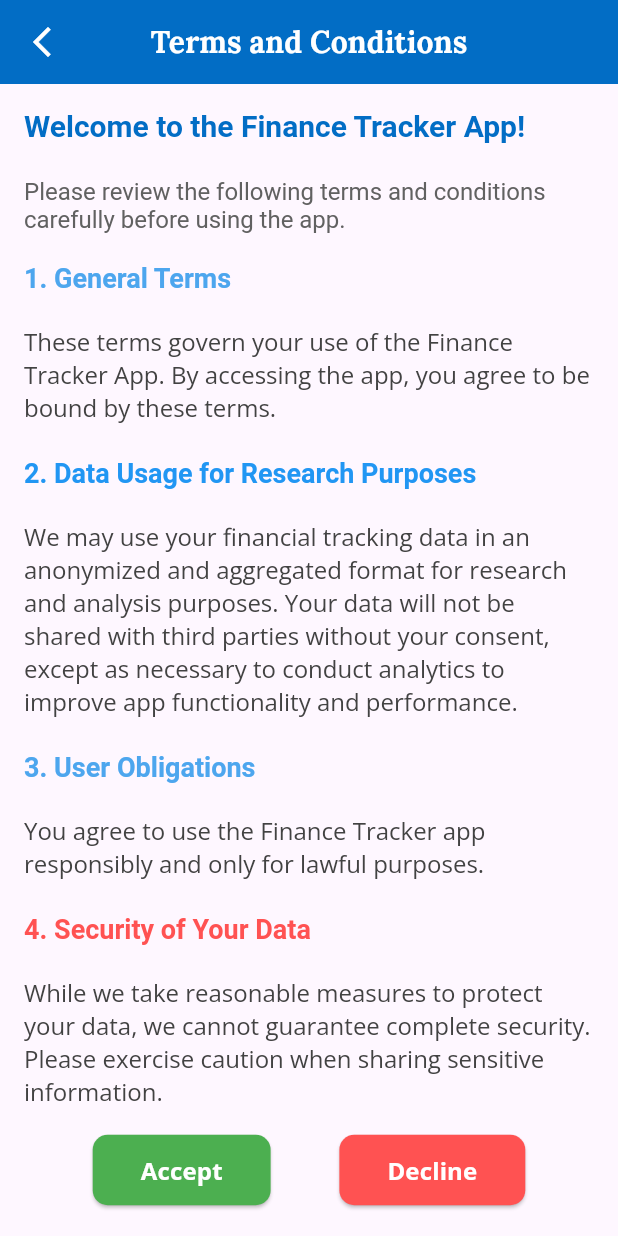
After one commit to rojanparajuli/Finance_app, a Flutter app: the TermsScreen screen opened directly, on a phone screen of 412 x 824 dp. The commit adds this screen. Run offline on Flutter 3.47's test engine with Material 3 defaults, Android fonts, the phone set to English and light mode, and no system bars; our stand-ins replace bloc, cloud_firestore, equatable, firebase_auth, firebase_core, flutter_bloc and 6 more; missing offline and left inert: flutter_inappwebview; accounts and stored records are empty; network calls fail.

Commit message:
terms and condtion

```diff
--- a/lib/authentication/view/signup_screen.dart
+++ b/lib/authentication/view/signup_screen.dart
@@ -3,6 +3,8 @@ import 'package:finance/authentication/bloc/sign_up/sign_up_event.dart';
 import 'package:finance/authentication/bloc/sign_up/sign_up_state.dart';
 import 'package:finance/constant/colors.dart';
 import 'package:finance/screen/home/home.dart';
+import 'package:finance/screen/terms_and_condition/terms_condition.dart';
+import 'package:flutter/gestures.dart';
 import 'package:flutter/material.dart';
 import 'package:flutter_bloc/flutter_bloc.dart';
 import 'package:lottie/lottie.dart';
@@ -183,9 +185,28 @@ class _SignUpPageState extends State<SignUpPage> {
                     ),
                     const SizedBox(height: 10),
                     GFCheckboxListTile(
-                      title: Text(
-                        "I agree to the Terms and Conditions",
-                        style: GoogleFonts.lora(fontSize: 13),
+                      title: RichText(
+                        text: TextSpan(
+                          text: 'I agree to the ', // Regular text
+                          style: GoogleFonts.lora(
+                              fontSize: 13, color: Colors.black),
+                          children: [
+                            TextSpan(
+                              text: 'Terms and Conditions',
+                              style: GoogleFonts.lora(
+                                fontSize: 13,
+                                color: Colors
+                                    .blue,
+                                decoration: TextDecoration
+                                    .underline,
+                              ),
+                              recognizer: TapGestureRecognizer()
+                                ..onTap = () {
+                                  Navigator.push(context, MaterialPageRoute(builder: (context) => const TermsScreen()));
+                                },
+                            ),
+                          ],
+                        ),
                       ),
                       size: 25,
                       value: termsAccepted,
--- /dev/null
+++ b/lib/bloc/terms_condition/terms_bloc.dart
@@ -0,0 +1,14 @@
+import 'package:finance/bloc/terms_condition/terms_event.dart';
+import 'package:finance/bloc/terms_condition/terms_state.dart';
+import 'package:flutter_bloc/flutter_bloc.dart';
+
+class TermsBloc extends Bloc<TermsEvent, TermsState> {
+  TermsBloc() : super(const TermsState(accepted: false)) {
+    on<AcceptTermsEvent>((event, emit) {
+      emit(const TermsState(accepted: true));
+    });
+    on<DeclineTermsEvent>((event, emit) {
+      emit(const TermsState(accepted: false));
+    });
+  }
+}
--- /dev/null
+++ b/lib/bloc/terms_condition/terms_event.dart
@@ -0,0 +1,9 @@
+import 'package:equatable/equatable.dart';
+
+abstract class TermsEvent extends Equatable {
+  @override
+  List<Object> get props => [];
+}
+
+class AcceptTermsEvent extends TermsEvent {}
+class DeclineTermsEvent extends TermsEvent {}
--- /dev/null
+++ b/lib/bloc/terms_condition/terms_state.dart
@@ -0,0 +1,9 @@
+import 'package:equatable/equatable.dart';
+
+class TermsState extends Equatable {
+  final bool accepted;
+  const TermsState({required this.accepted});
+
+  @override
+  List<Object> get props => [accepted];
+}
--- a/lib/myapp.dart
+++ b/lib/myapp.dart
@@ -20,6 +20,7 @@ import 'package:finance/bloc/shop/shop_event.dart';
 import 'package:finance/bloc/splash_screen/splash_screen_bloc.dart';
 import 'package:finance/bloc/splash_screen/splash_screen_event.dart';
 import 'package:finance/bloc/support_page/support_page_bloc.dart';
+import 'package:finance/bloc/terms_condition/terms_bloc.dart';
 import 'package:finance/bloc/trasnsection/transection_bloc.dart';
 import 'package:finance/repository/message_repository.dart';
 import 'package:finance/screen/home/home.dart';
@@ -64,6 +65,8 @@ class MyApp extends StatelessWidget {
         create: (context) => MessageBloc(MessageRepository())),
         BlocProvider(
       create: (context) => AboutUsBloc()..add(LoadAboutUsEvent())),
+       BlocProvider(
+      create: (_) => TermsBloc()),
       ],
       child: MaterialApp(
         debugShowCheckedModeBanner: false,
--- /dev/null
+++ b/lib/screen/terms_and_condition/terms_condition.dart
@@ -0,0 +1,188 @@
+import 'package:finance/authentication/view/login_screen.dart';
+import 'package:finance/authentication/view/signup_screen.dart';
+import 'package:finance/constant/colors.dart';
+import 'package:flutter/material.dart';
+import 'package:flutter_bloc/flutter_bloc.dart';
+import 'package:finance/bloc/terms_condition/terms_bloc.dart';
+import 'package:finance/bloc/terms_condition/terms_state.dart';
+import 'package:google_fonts/google_fonts.dart';
+
+class TermsScreen extends StatelessWidget {
+  const TermsScreen({super.key});
+
+  @override
+  Widget build(BuildContext context) {
+    context.read<TermsBloc>();
+
+    return Scaffold(
+      appBar: AppBar(
+        title: Text(
+          "Terms and Conditions",
+          style: GoogleFonts.lora(
+              color: Colors.white, fontSize: 20, fontWeight: FontWeight.bold),
+        ),
+        backgroundColor: Appcolor.primary,
+        centerTitle: true,
+        leading: GestureDetector(
+          onTap: () {
+            Navigator.pop(context);
+          },
+          child: const Icon(Icons.arrow_back_ios_new_outlined,
+              color: Colors.white),
+        ),
+      ),
+      body: BlocBuilder<TermsBloc, TermsState>(
+        builder: (context, state) {
+          return Column(
+            children: [
+              Expanded(
+                child: SingleChildScrollView(
+                  padding: const EdgeInsets.all(16.0),
+                  child: RichText(
+                    text: TextSpan(
+                      style: GoogleFonts.openSans(
+                          color: Colors.grey[800], fontSize: 16.0),
+                      children: [
+                        const TextSpan(
+                          text: "Welcome to the Finance Tracker App!\n\n",
+                          style: TextStyle(
+                              fontWeight: FontWeight.bold,
+                              fontSize: 20,
+                              color: Appcolor.primary),
+                        ),
+                        TextSpan(
+                          text:
+                              "Please review the following terms and conditions carefully before using the app.\n\n",
+                          style:
+                              TextStyle(fontSize: 16, color: Colors.grey[700]),
+                        ),
+                        const TextSpan(
+                          text: "1. General Terms\n\n",
+                          style: TextStyle(
+                              fontWeight: FontWeight.bold,
+                              fontSize: 18,
+                              color: Appcolor.secondary),
+                        ),
+                        const TextSpan(
+                          text:
+                              "These terms govern your use of the Finance Tracker App. By accessing the app, you agree to be bound by these terms.\n\n",
+                        ),
+                        const TextSpan(
+                          text: "2. Data Usage for Research Purposes\n\n",
+                          style: TextStyle(
+                              fontWeight: FontWeight.bold,
+                              fontSize: 18,
+                              color: Colors.blue),
+                        ),
+                        const TextSpan(
+                          text:
+                              "We may use your financial tracking data in an anonymized and aggregated format for research and analysis purposes. "
+                              "Your data will not be shared with third parties without your consent, except as necessary to conduct analytics "
+                              "to improve app functionality and performance.\n\n",
+                        ),
+                        const TextSpan(
+                          text: "3. User Obligations\n\n",
+                          style: TextStyle(
+                              fontWeight: FontWeight.bold,
+                              fontSize: 18,
+                              color: Appcolor.secondary),
+                        ),
+                        const TextSpan(
+                          text:
+                              "You agree to use the Finance Tracker app responsibly and only for lawful purposes.\n\n",
+                        ),
+                        const TextSpan(
+                          text: "4. Security of Your Data\n\n",
+                          style: TextStyle(
+                              fontWeight: FontWeight.bold,
+                              fontSize: 18,
+                              color: Colors.redAccent),
+                        ),
+                        const TextSpan(
+                          text:
+                              "While we take reasonable measures to protect your data, we cannot guarantee complete security. Please exercise caution when sharing sensitive information.\n\n",
+                        ),
+                        const TextSpan(
+                          text: "5. Modifications\n\n",
+                          style: TextStyle(
+                              fontWeight: FontWeight.bold,
+                              fontSize: 18,
+                              color: Appcolor.secondary),
+                        ),
+                        const TextSpan(
+                          text:
+                              "We reserve the right to modify these terms at any time. Continued use of the app after changes indicates acceptance of the modified terms.\n\n",
+                        ),
+                      ],
+                    ),
+                  ),
+                ),
+              ),
+              Padding(
+                padding: const EdgeInsets.symmetric(
+                    vertical: 20.0, horizontal: 16.0),
+                child: Row(
+                  mainAxisAlignment: MainAxisAlignment.spaceEvenly,
+                  children: [
+                    ElevatedButton(
+                      style: ElevatedButton.styleFrom(
+                        backgroundColor: Colors.green,
+                        padding: const EdgeInsets.symmetric(
+                            horizontal: 32, vertical: 12),
+                        shape: RoundedRectangleBorder(
+                          borderRadius: BorderRadius.circular(10),
+                        ),
+                      ),
+                      onPressed: () {
+                          ScaffoldMessenger.of(context).showSnackBar(
+                          const SnackBar(
+                            content: Text('Thank you for you can continue using application'),
+                             duration: Duration(seconds: 5),
+                          ),
+                        );
+                        Navigator.push(context, MaterialPageRoute(builder: (context) => const SignUpPage()));
+                      },
+                      child: Text(
+                        "Accept",
+                        style: GoogleFonts.openSans(
+                            color: Colors.white,
+                            fontWeight: FontWeight.bold,
+                            fontSize: 16),
+                      ),
+                    ),
+                    ElevatedButton(
+                      style: ElevatedButton.styleFrom(
+                        backgroundColor: Colors.redAccent,
+                        padding: const EdgeInsets.symmetric(
+                            horizontal: 32, vertical: 12),
+                        shape: RoundedRectangleBorder(
+                          borderRadius: BorderRadius.circular(10),
+                        ),
+                      ),
+                      onPressed: () {
+                        ScaffoldMessenger.of(context).showSnackBar(
+                          const SnackBar(
+                            content: Text('Thank you for installing our application'),
+                             duration: Duration(seconds: 5),
+                          ),
+                        );
+                         Navigator.push(context, MaterialPageRoute(builder: (context) => const LoginPage()));
+                      },
+                      child: Text(
+                        "Decline",
+                        style: GoogleFonts.openSans(
+                            color: Colors.white,
+                            fontWeight: FontWeight.bold,
+                            fontSize: 16),
+                      ),
+                    ),
+                  ],
+                ),
+              ),
+            ],
+          );
+        },
+      ),
+    );
+  }
+}
```
